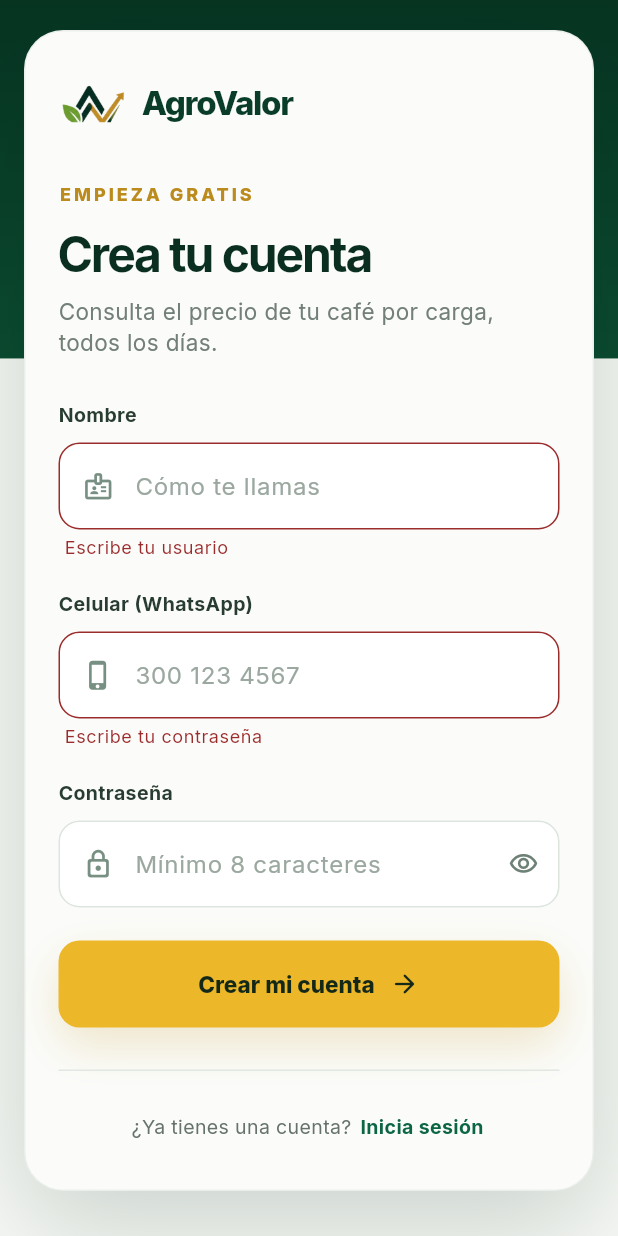
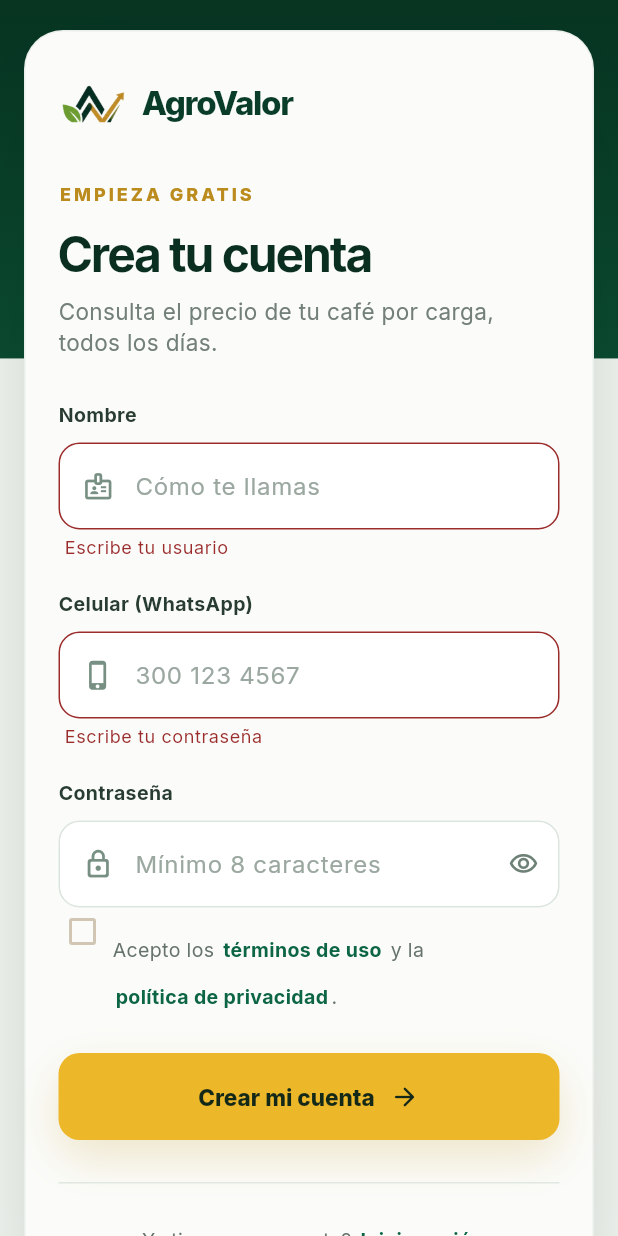
Before and after one commit to nxcoperdo/agro_valor, a Flutter app: the screen it shows after launch, after a tap on "Saltar", after a tap on "Entrar a mi cuenta", after a tap on "Crear cuenta", on a phone screen of 412 x 824 dp. Run offline on Flutter 3.47's test engine with Material 3 defaults, Android fonts, the phone set to English and light mode, and no system bars; our stand-ins replace firebase_core, firebase_messaging, flutter_secure_storage, google_fonts, video_player; accounts and stored records are empty; network calls fail.

Commit message:
Add terms acceptance checkbox to signup and login forms; update backend URLs

```diff
--- a/mobile/lib/config.dart
+++ b/mobile/lib/config.dart
@@ -1,6 +1,6 @@
 /// Dirección del backend. Se cambia al compilar, sin tocar el código:
-///   flutter run --dart-define=API_BASE_URL=https://agrovalor.co
+///   flutter run --dart-define=API_BASE_URL=https://otra-cosa.com
 const apiBaseUrl = String.fromEnvironment(
   'API_BASE_URL',
-  defaultValue: 'http://2.25.80.190:3000',
+  defaultValue: 'https://agrovalor.tech',
 );
--- a/mobile/lib/screens/login_screen.dart
+++ b/mobile/lib/screens/login_screen.dart
@@ -3,6 +3,7 @@ import 'package:flutter/services.dart';
 import 'package:google_fonts/google_fonts.dart';
 
 import '../session.dart';
+import 'legal_screen.dart';
 import 'reset_password_screen.dart';
 
 /// Colores del login claro (mismo diseño que la web, css/login.css). El resto de la app es oscura.
@@ -50,6 +51,7 @@ class _LoginScreenState extends State<LoginScreen> with SingleTickerProviderStat
   bool _signup = false;
   bool _busy = false;
   bool _showPassword = false;
+  bool _acceptedTerms = false;
   String? _error;
 
   @override
@@ -63,6 +65,10 @@ class _LoginScreenState extends State<LoginScreen> with SingleTickerProviderStat
 
   Future<void> _submit() async {
     if (!_form.currentState!.validate()) return;
+    if (_signup && !_acceptedTerms) {
+      setState(() => _error = 'Debes aceptar los términos de uso y la política de privacidad');
+      return;
+    }
     FocusScope.of(context).unfocus();
     setState(() {
       _busy = true;
@@ -88,6 +94,7 @@ class _LoginScreenState extends State<LoginScreen> with SingleTickerProviderStat
   void _toggleMode() => setState(() {
     _signup = !_signup;
     _error = null;
+    _acceptedTerms = false;
   });
 
   @override
@@ -274,6 +281,7 @@ class _LoginScreenState extends State<LoginScreen> with SingleTickerProviderStat
                   },
                 ),
               ),
+              if (_signup) _termsRow(),
               if (!_signup)
                 AnimatedSize(
                   duration: const Duration(milliseconds: 250),
@@ -341,6 +349,52 @@ class _LoginScreenState extends State<LoginScreen> with SingleTickerProviderStat
     );
   }
 
+  Widget _termsRow() {
+    return Row(
+      crossAxisAlignment: CrossAxisAlignment.start,
+      children: [
+        Checkbox(
+          value: _acceptedTerms,
+          onChanged: (v) => setState(() => _acceptedTerms = v ?? false),
+          activeColor: _C.focus,
+          visualDensity: VisualDensity.compact,
+          materialTapTargetSize: MaterialTapTargetSize.shrinkWrap,
+        ),
+        const SizedBox(width: 4),
+        Expanded(
+          child: Padding(
+            padding: const EdgeInsets.only(top: 13),
+            child: Wrap(
+              crossAxisAlignment: WrapCrossAlignment.center,
+              children: [
+                const Text('Acepto los ', style: TextStyle(fontSize: 13, color: Color(0xFF66736B))),
+                _Link(
+                  label: 'términos de uso',
+                  size: 13,
+                  onTap: () => Navigator.of(context).push(
+                    MaterialPageRoute(
+                      builder: (_) => LegalScreen(title: 'Términos de uso', load: widget.session.api.termsOfService),
+                    ),
+                  ),
+                ),
+                const Text(' y la ', style: TextStyle(fontSize: 13, color: Color(0xFF66736B))),
+                _Link(
+                  label: 'política de privacidad',
+                  size: 13,
+                  onTap: () => Navigator.of(context).push(
+                    MaterialPageRoute(
+                      builder: (_) => LegalScreen(title: 'Política de privacidad', load: widget.session.api.privacyPolicy),
+                    ),
+                  ),
+                ),
+                const Text('.', style: TextStyle(fontSize: 13, color: Color(0xFF66736B))),
+              ],
+            ),
+          ),
+        ),
+      ],
+    );
+  }
 }
 
 class _TopBand extends StatelessWidget {
```
Also changed, not shown: 5 other files.
